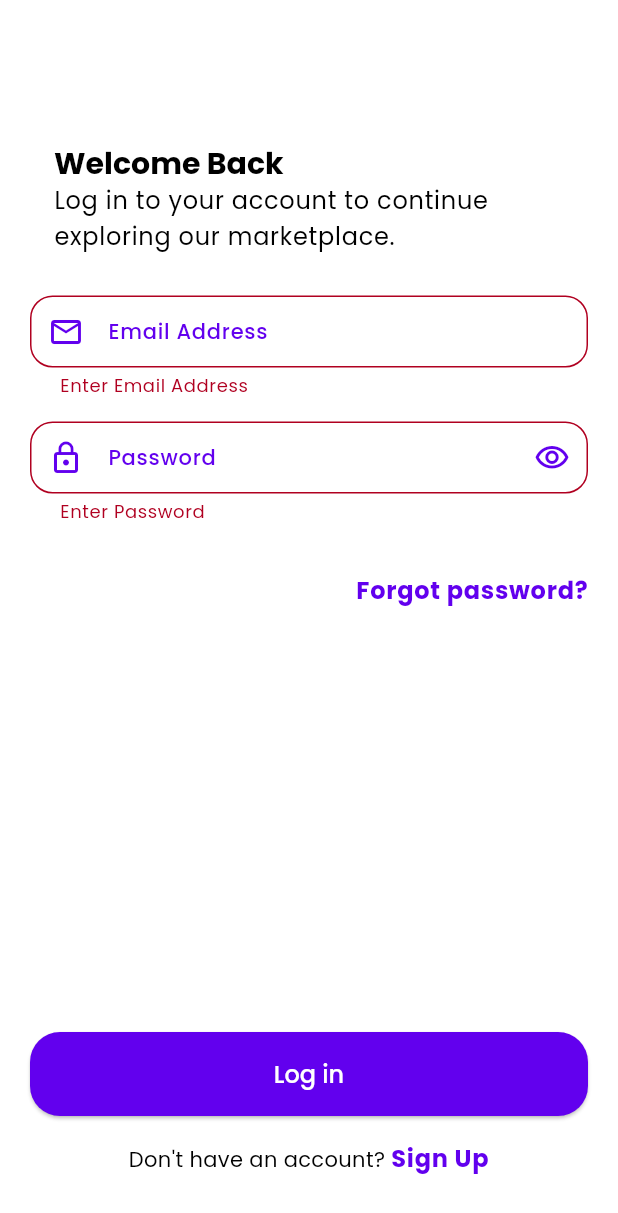
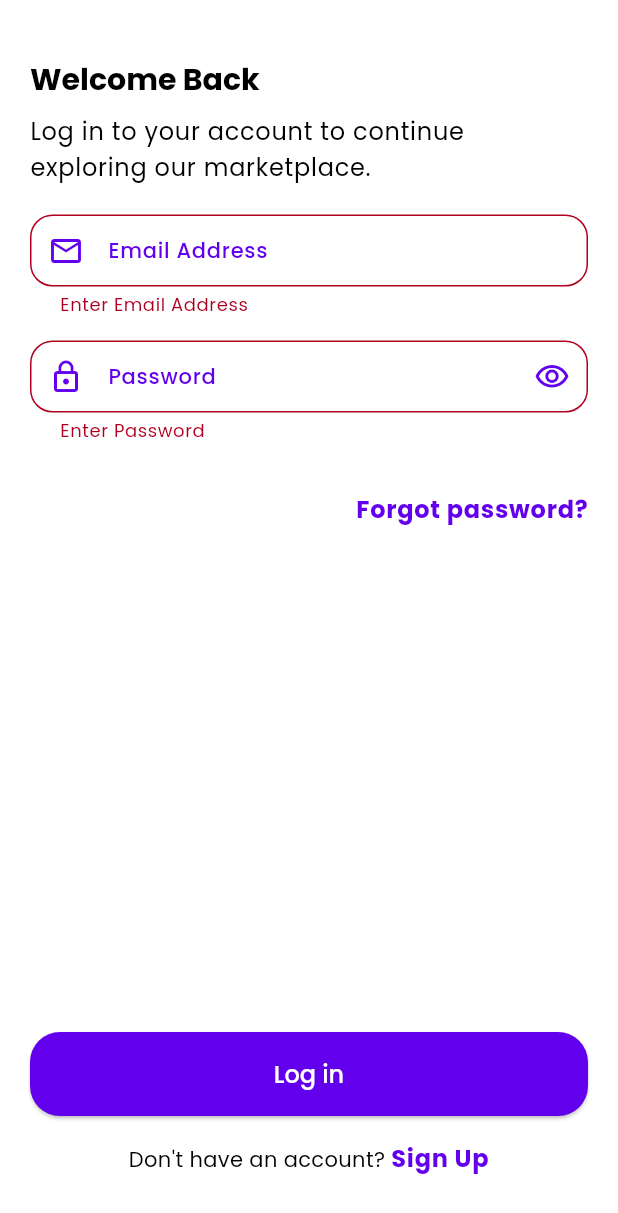
Before and after one commit to Adzumr/E-Commerce, a Flutter app: the LoginScreen screen opened by its route, after a tap on "Log in", on a phone screen of 412 x 824 dp. Shown: the top 1213 px of the screen. Run offline on Flutter 3.47's test engine with Material 3 defaults, Android fonts, the phone set to English and light mode, and no system bars; our stand-ins replace cached_network_image, cloud_firestore, firebase_auth, firebase_core, flutter_animate, get and 3 more; accounts and stored records are empty; network calls fail.

```diff
--- a/lib/core/theme/themes.dart
+++ b/lib/core/theme/themes.dart
@@ -12,10 +12,10 @@ class AppTheme {
         color: AppColor.secondary,
       ),
       appBarTheme: AppBarTheme(
-        backgroundColor: AppColor.primary,
+        backgroundColor: AppColor.surface,
         centerTitle: true,
         iconTheme: IconThemeData(
-          color: AppColor.onPrimary,
+          color: AppColor.onSurface,
         ),
       ),
       elevatedButtonTheme: ElevatedButtonThemeData(
--- a/lib/core/utils/extentions.dart
+++ b/lib/core/utils/extentions.dart
@@ -6,6 +6,11 @@ extension ContextExtensions on BuildContext {
   Orientation get deviceOrientation => MediaQuery.orientationOf(this);
   void dissmissKeyboard() {
     FocusScope.of(this).unfocus();
+  }
+
+  void nextFocus(FocusNode currentFocus, FocusNode nextFocus) {
+    currentFocus.unfocus();
+    FocusScope.of(this).requestFocus(nextFocus);
   }
 }
 
--- a/lib/view/screens/authentication/login_screen.dart
+++ b/lib/view/screens/authentication/login_screen.dart
@@ -13,14 +13,26 @@ class LoginScreen extends StatefulWidget {
 }
 
 class _LoginScreenState extends State<LoginScreen> {
-  bool? isVisible = true;
-  bool? isLoading = false;
+  bool? _isVisible = true;
+  bool? _isLoading = false;
 
-  final authController = Get.find<AuthController>();
+  final _authController = Get.find<AuthController>();
 
-  final formKey = GlobalKey<FormState>();
-  final emailAddressController = TextEditingController();
-  final passwordController = TextEditingController();
+  final _formKey = GlobalKey<FormState>();
+  final _emailController = TextEditingController();
+  final _passwordController = TextEditingController();
+
+  final _emailNode = FocusNode();
+  final _passwordNode = FocusNode();
+  @override
+  void dispose() {
+    _emailController.dispose();
+    _passwordController.dispose();
+    _emailNode.dispose();
+    _passwordNode.dispose();
+    super.dispose();
+  }
+
   @override
   Widget build(BuildContext context) {
     final theme = Theme.of(context);
@@ -37,28 +49,30 @@ class _LoginScreenState extends State<LoginScreen> {
               children: [
                 Expanded(
                   child: Form(
-                    key: formKey,
+                    key: _formKey,
                     autovalidateMode: AutovalidateMode.onUserInteraction,
                     child: SingleChildScrollView(
                       child: Column(
                         crossAxisAlignment: CrossAxisAlignment.stretch,
                         children: [
-                          // const AppLogo(),
-                          const SizedBox(height: 48),
-                          ListTile(
-                            title: Text(
-                              "Welcome Back",
-                              style: theme.textTheme.titleLarge,
-                            ),
-                            subtitle: Text(
-                              "Log in to your account to continue exploring our marketplace.",
-                              style: theme.textTheme.bodyLarge,
-                            ),
+                          Text(
+                            "Welcome Back",
+                            style: theme.textTheme.titleLarge,
+                          ),
+                          const SizedBox(height: 10),
+                          Text(
+                            "Log in to your account to continue exploring our marketplace.",
+                            style: theme.textTheme.bodyLarge,
                           ),
                           const SizedBox(height: 20),
                           TextFormField(
-                            controller: emailAddressController,
+                            controller: _emailController,
                             keyboardType: TextInputType.emailAddress,
+                            focusNode: _emailNode,
+                            textInputAction: TextInputAction.next,
+                            onFieldSubmitted: (value) {
+                              context.nextFocus(_emailNode, _passwordNode);
+                            },
                             validator: (value) {
                               if (value!.trim().isEmpty) {
                                 return "Enter Email Address";
@@ -77,9 +91,15 @@ class _LoginScreenState extends State<LoginScreen> {
                           ),
                           const SizedBox(height: 16),
                           TextFormField(
-                            obscureText: isVisible!,
-                            controller: passwordController,
+                            obscureText: _isVisible!,
+                            controller: _passwordController,
+                            focusNode: _passwordNode,
+                            textInputAction: TextInputAction.done,
                             keyboardType: TextInputType.visiblePassword,
+                            onFieldSubmitted: (value) async {
+                              _passwordNode.unfocus();
+                              await _loginFunction();
+                            },
                             validator: (value) {
                               if (value!.trim().isEmpty) {
                                 return "Enter Password";
@@ -94,15 +114,15 @@ class _LoginScreenState extends State<LoginScreen> {
                               suffixIcon: IconButton(
                                 onPressed: () {
                                   setState(() {
-                                    if (isVisible!) {
-                                      isVisible = false;
+                                    if (_isVisible!) {
+                                      _isVisible = false;
                                     } else {
-                                      isVisible = true;
+                                      _isVisible = true;
                                     }
                                   });
                                 },
                                 icon: Icon(
-                                  isVisible!
+                                  _isVisible!
                                       ? Icons.visibility_outlined
                                       : Icons.visibility_off_outlined,
                                   color: theme.colorScheme.primary,
@@ -129,28 +149,14 @@ class _LoginScreenState extends State<LoginScreen> {
                     ),
                   ),
                 ),
-                isLoading!
+                _isLoading!
                     ? const Center(
                         child: CircularProgressIndicator.adaptive(),
                       )
                     : ElevatedButton(
                         onPressed: () async {
                           context.dissmissKeyboard();
-                          if (formKey.currentState!.validate()) {
-                            try {
-                              setState(() {
-                                isLoading = true;
-                              });
-                              await authController.loginUser(
-                                email: emailAddressController.text.trim(),
-                                password: passwordController.text.trim(),
-                              );
-                            } finally {
-                              setState(() {
-                                isLoading = false;
-                              });
-                            }
-                          }
+                          await _loginFunction();
                         },
                         child: const Text(
                           "Log in",
@@ -186,4 +192,22 @@ class _LoginScreenState extends State<LoginScreen> {
       ),
     );
   }
+
+  Future<void> _loginFunction() async {
+    if (_formKey.currentState!.validate()) {
+      try {
+        setState(() {
+          _isLoading = true;
+        });
+        await _authController.loginUser(
+          email: _emailController.text.trim(),
+          password: _passwordController.text.trim(),
+        );
+      } finally {
+        setState(() {
+          _isLoading = false;
+        });
+      }
+    }
+  }
 }
--- a/pubspec.yaml
+++ b/pubspec.yaml
@@ -35,6 +35,7 @@ dependencies:
   firebase_core: ^3.2.0
   flutter:
     sdk: flutter
+  flutter_animate: ^4.5.0
   get: ^4.6.6
   google_fonts: ^6.1.0
   http: ^1.1.2
```
Also changed, not shown: lib/view/screens/authentication/account_screen.dart (+18 -19 lines), lib/view/screens/authentication/signup_screen.dart (+74 -37 lines), lib/view/screens/product/favorites_screen.dart (+19 -8 lines), lib/view/screens/product/product_screen.dart (+31 -43 lines), lib/view/screens/product/products_screen.dart (+17 -6 lines).
